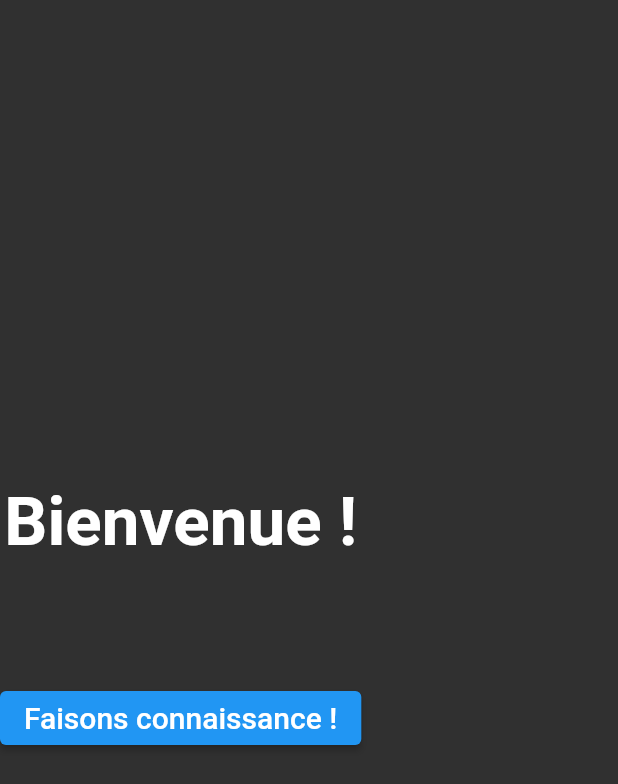
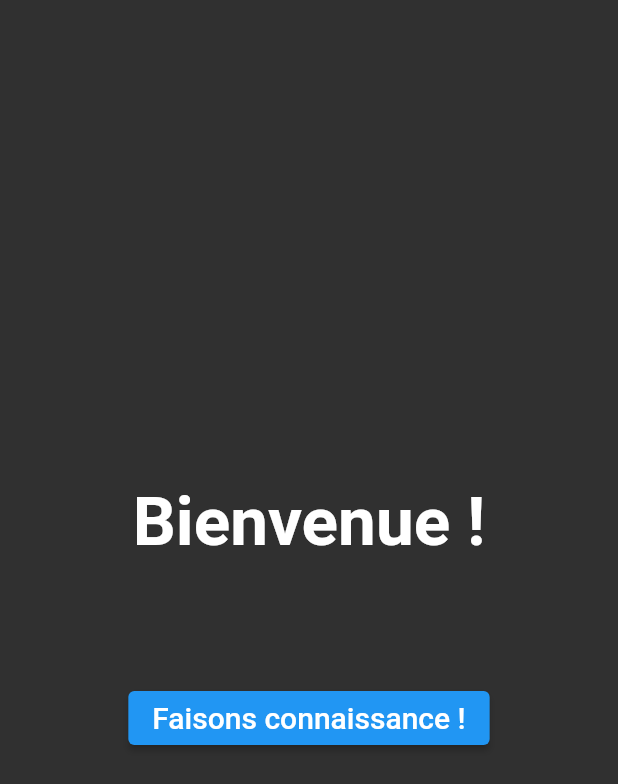
Before and after one commit to BenJacquet/flutter_case_study, a Flutter app: the screen it shows after launch, on a phone screen of 412 x 824 dp. Shown: the top 784 px of the screen. Run offline on Flutter 3.47's test engine with Material 2 defaults, Android fonts, the phone set to English and light mode, and no system bars; our stand-ins replace shared_preferences.

Commit message:
centered welcome screen text and buttons

```diff
--- a/lib/screens/welcome/welcome.dart
+++ b/lib/screens/welcome/welcome.dart
@@ -10,13 +10,15 @@
       body: Column(
         children: [
           const Spacer(flex: 4),
-          Text(
-            "Bienvenue !",
-            style: Theme.of(context).textTheme.headline3?.copyWith(
-              color: Colors.white,
-              fontWeight: FontWeight.bold,
+          Center (
+            child: Text(
+              "Bienvenue !",
+              style: Theme.of(context).textTheme.headline3?.copyWith(
+                color: Colors.white,
+                fontWeight: FontWeight.bold,
+              ),
+              textAlign: TextAlign.center,
             ),
-            textAlign: TextAlign.center,
           ),
           const Spacer(flex: 1),
           ElevatedButton(
```
Also changed, not shown: lib/screens/summary/summary.dart (+9 -8 lines).
